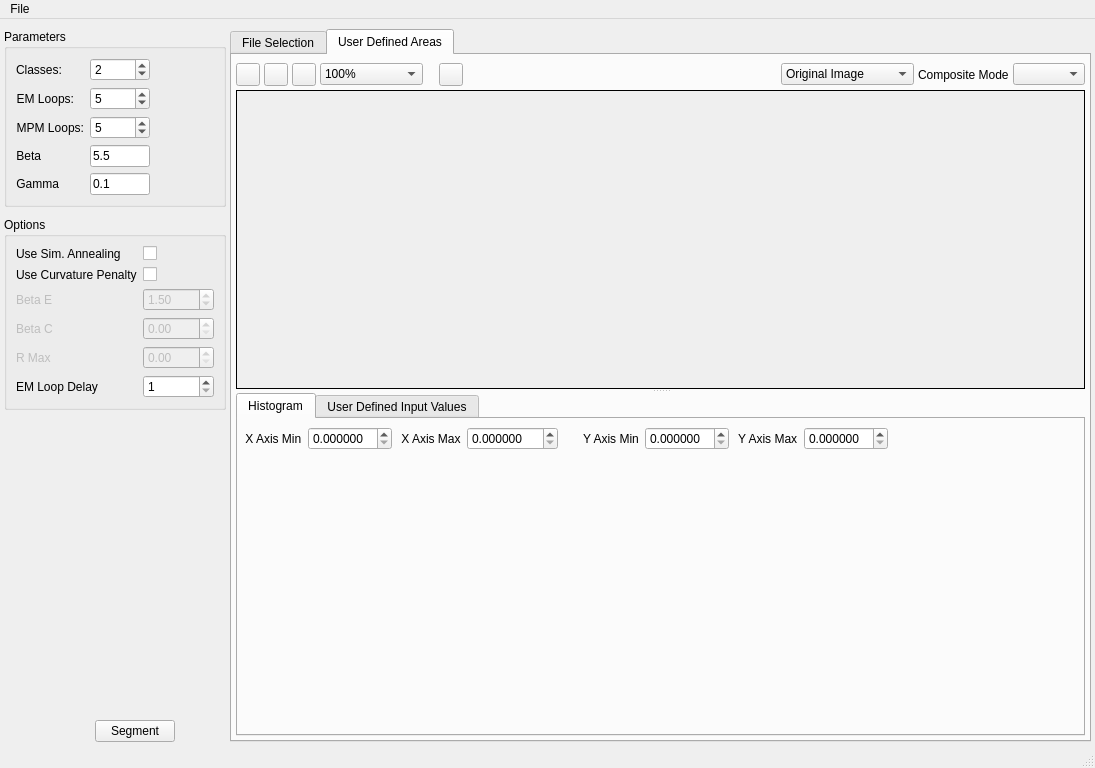
Qt form Code/EmMpmGui/UI_Files/EmMpmGui.ui (BlueQuartzSoftware/EMMPMWorkbench) before a commit.
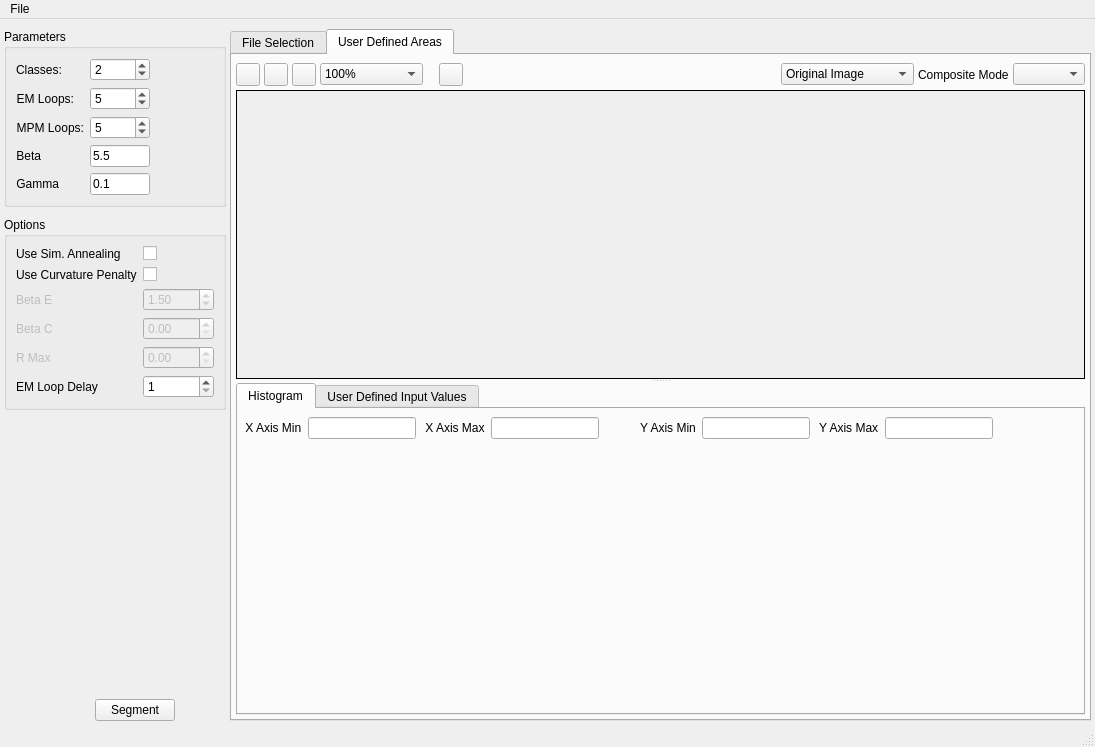
The same form after that commit. Icons and pictures are not drawn. Custom widgets are drawn as their Qt base class.

Commit message: When new file is loaded the User defined initialization areas are removed. When a User Init Area is selected in the graphics view the corresponding table row is selected. Changed all the Double Spin boxes with LineEdits with QDoubleValidator instead which allows more flexibility. Fixed the histogram plots to show the initial Gaussian curve for each User Init Area that is created.

What changed in the file:
```diff
--- a/Code/EmMpmGui/UI_Files/EmMpmGui.ui
+++ b/Code/EmMpmGui/UI_Files/EmMpmGui.ui
@@ -7,7 +7,7 @@
     <x>0</x>
     <y>0</y>
     <width>1095</width>
-    <height>768</height>
+    <height>747</height>
    </rect>
   </property>
   <property name="sizePolicy">
@@ -1175,9 +1175,12 @@
                 </widget>
                </item>
                <item>
-                <widget class="QDoubleSpinBox" name="xAxisMin">
-                 <property name="decimals">
-                  <number>6</number>
+                <widget class="QLineEdit" name="xAxisMin">
+                 <property name="maximumSize">
+                  <size>
+                   <width>16777215</width>
+                   <height>16777215</height>
+                  </size>
                  </property>
                 </widget>
                </item>
@@ -1189,12 +1192,12 @@
                 </widget>
                </item>
                <item>
-                <widget class="QDoubleSpinBox" name="xAxisMax">
-                 <property name="decimals">
-                  <number>6</number>
-                 </property>
-                 <property name="maximum">
-                  <double>256.000000000000000</double>
+                <widget class="QLineEdit" name="xAxisMax">
+                 <property name="maximumSize">
+                  <size>
+                   <width>16777215</width>
+                   <height>16777215</height>
+                  </size>
                  </property>
                 </widget>
                </item>
@@ -1208,7 +1211,7 @@
                  </property>
                  <property name="sizeHint" stdset="0">
                   <size>
-                   <width>16</width>
+                   <width>32</width>
                    <height>20</height>
                   </size>
                  </property>
@@ -1222,9 +1225,12 @@
                 </widget>
                </item>
                <item>
-                <widget class="QDoubleSpinBox" name="yAxisMin">
-                 <property name="decimals">
-                  <number>6</number>
+                <widget class="QLineEdit" name="yAxisMin">
+                 <property name="maximumSize">
+                  <size>
+                   <width>16777215</width>
+                   <height>16777215</height>
+                  </size>
                  </property>
                 </widget>
                </item>
@@ -1236,9 +1242,12 @@
                 </widget>
                </item>
                <item>
-                <widget class="QDoubleSpinBox" name="yAxisMax">
-                 <property name="decimals">
-                  <number>6</number>
+                <widget class="QLineEdit" name="yAxisMax">
+                 <property name="maximumSize">
+                  <size>
+                   <width>16777215</width>
+                   <height>16777215</height>
+                  </size>
                  </property>
                 </widget>
                </item>
```
Left out of the diff: 5 changed lines with no effect on the pictures. The commit also changes 7 other files.
